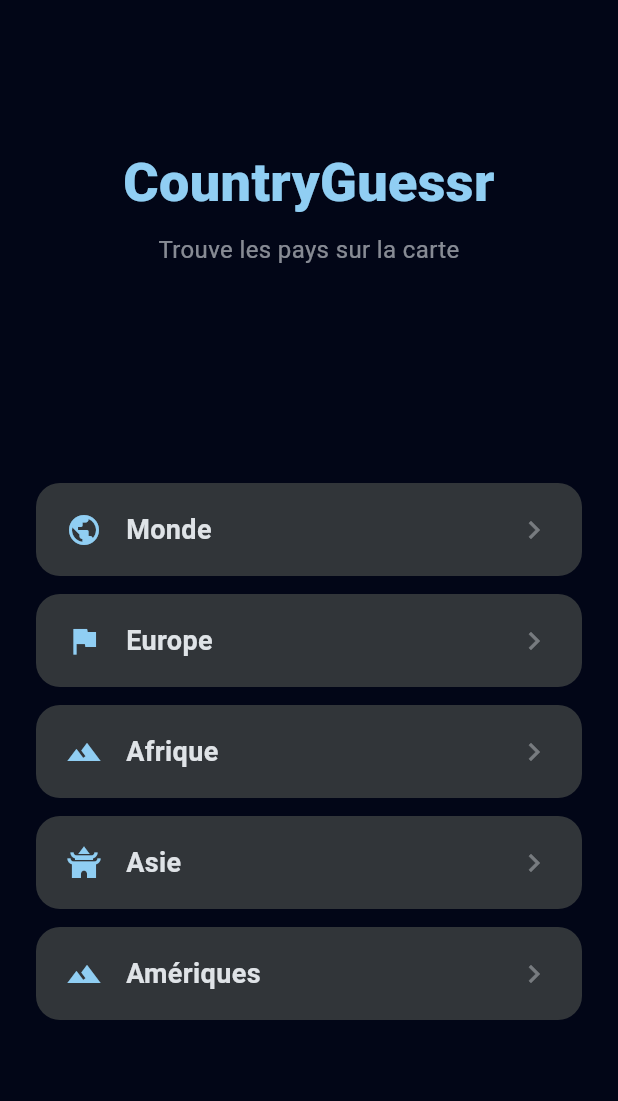
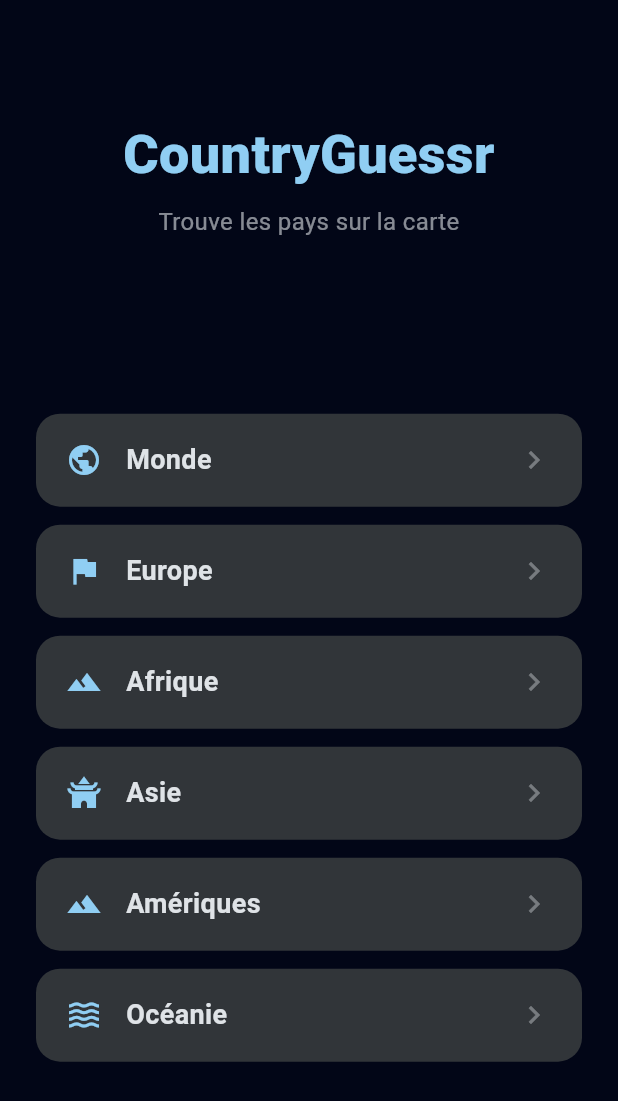
Before and after one commit to robin-lgt/CountryGuessr, a Flutter app: the screen it shows after launch, on a phone screen of 412 x 824 dp. Shown: the top 1101 px of the screen. Run offline on Flutter 3.47's test engine with Material 3 defaults, Android fonts, the phone set to English and light mode, and no system bars.

Commit message:
Correction affichage map

```diff
--- a/lib/core/data/country_data.dart
+++ b/lib/core/data/country_data.dart
@@ -65,5 +65,6 @@ class CountryData {
     'africa': ["12","24","204","72","854","108","120","132","140","148","174","178","180","262","818","226","232","231","266","270","288","324","686","384","404","426","430","434","450","454","466","478","480","504","508","516","562","566","646","678","690","694","706","710","728","729","748","834","768","788","800","894","716","624"],
     'americas': ["28","32","44","52","84","68","76","124","152","170","188","192","212","214","218","222","308","320","328","332","340","388","484","558","591","600","604","659","662","670","740","780","840","858","862"],
     'asia': ["4","31","48","50","64","96","116","156","268","356","360","364","368","376","392","400","398","408","410","414","417","418","422","458","462","496","524","512","586","608","634","682","702","144","760","762","764","792","795","860","704","887","275","626"],
+    'oceanie': ["36","554","598","242","548","90","776","882"],
   };
 }
--- a/lib/features/home/home_screen.dart
+++ b/lib/features/home/home_screen.dart
@@ -64,6 +64,12 @@ class HomeScreen extends StatelessWidget {
                 icon: Icons.landscape,
                 onTap: () => _startGame(context, 'americas'),
               ),
+              const SizedBox(height: 12),
+              _ModeButton(
+                label: 'Océanie',
+                icon: Icons.waves,
+                onTap: () => _startGame(context, 'oceanie'),
+              ),
               const Spacer(flex: 3),
             ],
           ),
```
Also changed, not shown: lib/core/map/map_widget.dart (+26 -7 lines), 1 other file.
